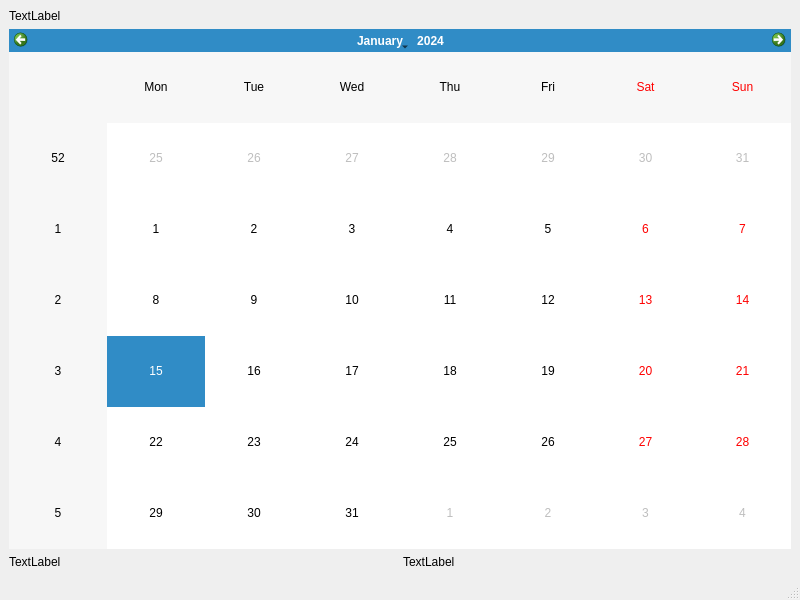
Before: the Qt Designer form mapa/stats.ui in jorgecanut/mapaIHM, drawn with Qt 5.
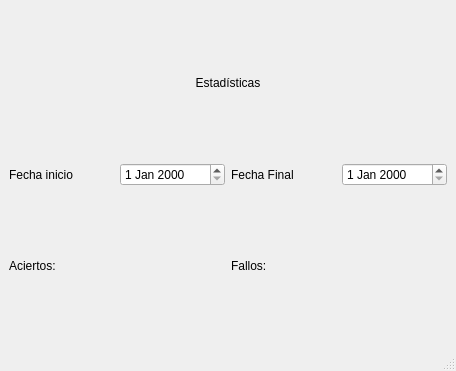
After: the same form once the commit is applied.

Commit message: algo he hecho

Patch:
```diff
--- a/mapa/stats.ui
+++ b/mapa/stats.ui
@@ -6,8 +6,8 @@
    <rect>
     <x>0</x>
     <y>0</y>
-    <width>800</width>
-    <height>600</height>
+    <width>456</width>
+    <height>371</height>
    </rect>
   </property>
   <property name="windowTitle">
@@ -18,26 +18,50 @@
     <item>
      <widget class="QLabel" name="label">
       <property name="text">
-       <string>TextLabel</string>
+       <string>Estadísticas</string>
+      </property>
+      <property name="alignment">
+       <set>Qt::AlignmentFlag::AlignCenter</set>
       </property>
      </widget>
     </item>
     <item>
-     <widget class="QCalendarWidget" name="Calendar"/>
+     <layout class="QHBoxLayout" name="horizontalLayout_2">
+      <item>
+       <widget class="QLabel" name="label_2">
+        <property name="text">
+         <string>Fecha inicio</string>
+        </property>
+       </widget>
+      </item>
+      <item>
+       <widget class="QDateEdit" name="deFechaInicio"/>
+      </item>
+      <item>
+       <widget class="QLabel" name="label_3">
+        <property name="text">
+         <string>Fecha Final</string>
+        </property>
+       </widget>
+      </item>
+      <item>
+       <widget class="QDateEdit" name="deFechaFinal"/>
+      </item>
+     </layout>
     </item>
     <item>
      <layout class="QHBoxLayout" name="horizontalLayout">
       <item>
        <widget class="QLabel" name="lAciertos">
         <property name="text">
-         <string>TextLabel</string>
+         <string>Aciertos:</string>
         </property>
        </widget>
       </item>
       <item>
        <widget class="QLabel" name="lFallos">
         <property name="text">
-         <string>TextLabel</string>
+         <string>Fallos:</string>
         </property>
        </widget>
       </item>
```
Left out of the diff: 2 changed lines with no effect on the pictures.
